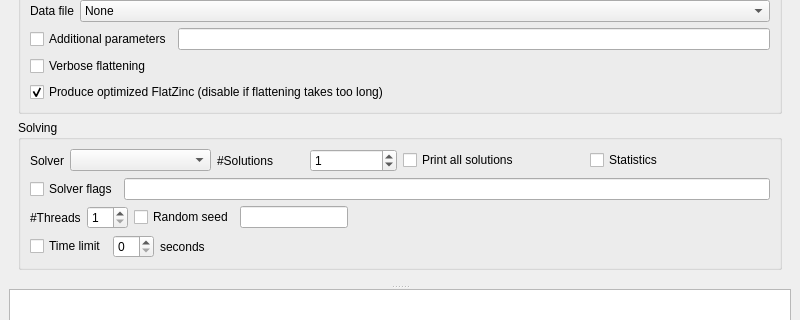
Qt form MiniZincIDE/mainwindow.ui (MiniZinc/MiniZincIDE) before a commit; both pictures show x 0 to 800 and y 98 to 418 of the 800 by 611 pixel window.
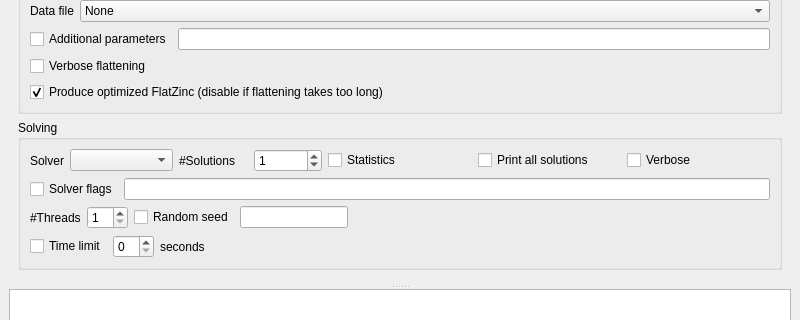
The same form after that commit. Icons and pictures are not drawn.

Commit message: Add "verbose" option for solvers. Prints command line, which should help debug issues where solvers complain that their command line arguments where incorrect.

Patch:
```diff
--- a/MiniZincIDE/mainwindow.ui
+++ b/MiniZincIDE/mainwindow.ui
@@ -166,13 +166,6 @@
                 </item>
                </layout>
               </item>
-              <item>
-               <widget class="QCheckBox" name="conf_printall">
-                <property name="text">
-                 <string>Print all solutions</string>
-                </property>
-               </widget>
-              </item>
               <item>
                <widget class="QCheckBox" name="conf_stats">
                 <property name="text">
@@ -180,6 +173,20 @@
                 </property>
                </widget>
               </item>
+              <item>
+               <widget class="QCheckBox" name="conf_printall">
+                <property name="text">
+                 <string>Print all solutions</string>
+                </property>
+               </widget>
+              </item>
+              <item>
+               <widget class="QCheckBox" name="conf_solver_verbose">
+                <property name="text">
+                 <string>Verbose</string>
+                </property>
+               </widget>
+              </item>
              </layout>
             </item>
             <item>
```
The commit also changes 1 other file.
